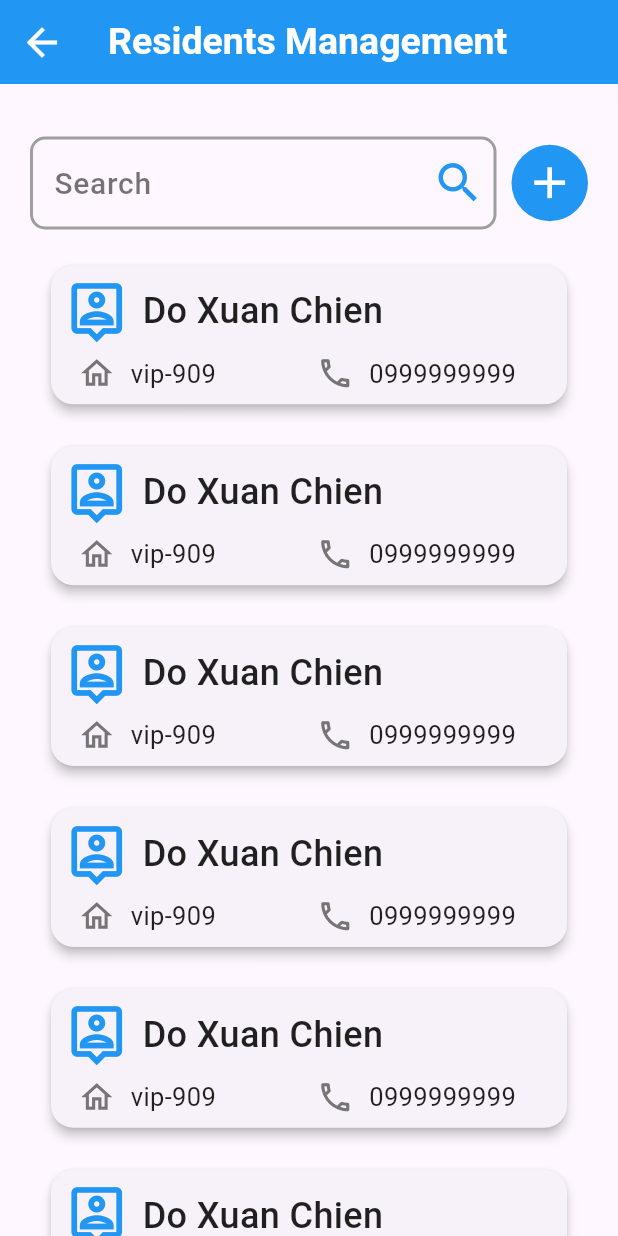
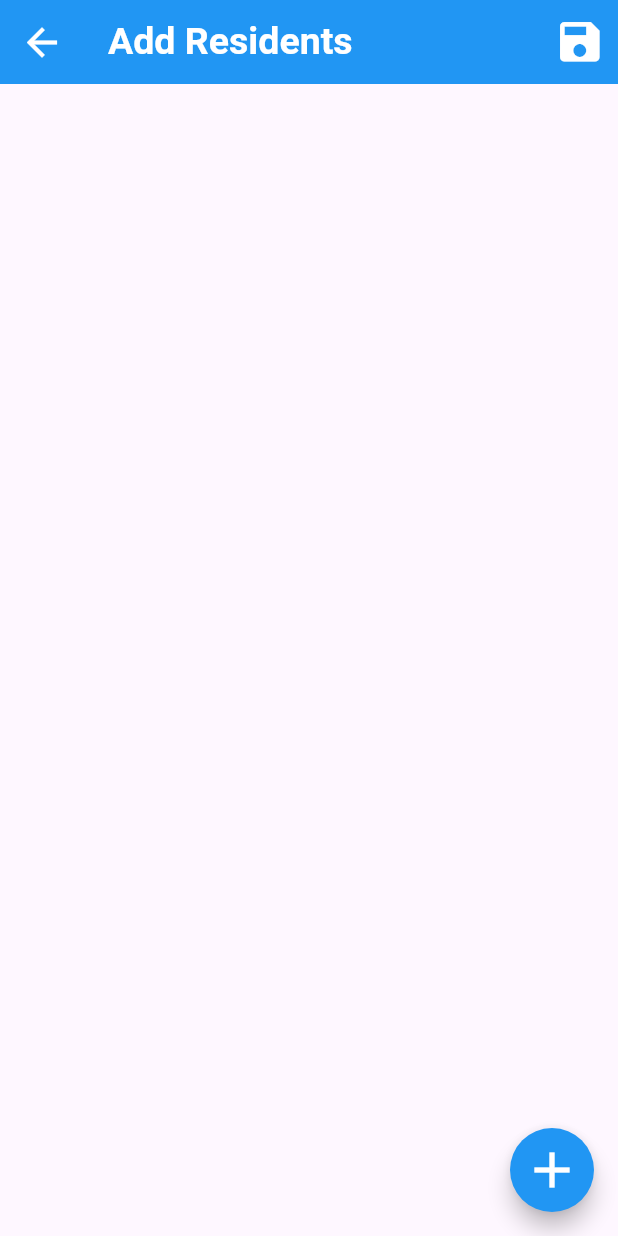
Before and after one commit to nguyenhoangviethung/Apartment-Management, a Flutter app: the screen it shows after launch, after a tap on the "add" icon, on a phone screen of 412 x 824 dp. Run offline on Flutter 3.47's test engine with Material 3 defaults, Android fonts, the phone set to English and light mode, and no system bars.

Commit message:
thêm add_resident
màn hình này để thêm các resident mới

```diff
--- a/frontend/lib/main.dart
+++ b/frontend/lib/main.dart
@@ -2,6 +2,7 @@ import 'package:flutter/material.dart';
 import 'package:frontend/View/Authentication/forgot_password.dart';
 import 'package:frontend/View/Authentication/login.dart';
 import 'package:frontend/View/Authentication/register.dart';
+import 'package:frontend/view/home/admin_management/residents_management/add_residents/add_residents.dart';
 import 'package:frontend/view/home/admin_management/residents_management/residents_management.dart';
 
 void main() {
@@ -13,5 +14,12 @@ void main() {
   //     )
   // );
   //  runApp(const ForgotPassword());
-   runApp(const ResidentsManagement());
+  //  runApp(const ResidentsManagement());
+   runApp(
+       const MaterialApp(
+          debugShowCheckedModeBanner: false,
+          home: ResidentsManagement(),
+       )
+   );
+  //  runApp(const AddResidents());
 }
--- a/frontend/lib/view/home/admin_management/residents_management/add_residents/add_residents.dart
+++ b/frontend/lib/view/home/admin_management/residents_management/add_residents/add_residents.dart
@@ -0,0 +1,112 @@
+import 'package:flutter/material.dart';
+import 'package:frontend/view/home/admin_management/residents_management/common/add_footer.dart';
+import 'package:frontend/view/home/admin_management/residents_management/common/resident_card.dart';
+import 'package:frontend/view/home/admin_management/residents_management/common/resident_items.dart';
+import 'package:frontend/view/home/admin_management/residents_management/residents_management.dart';
+
+class AddResidents extends StatefulWidget {
+  const AddResidents({super.key});
+
+  @override
+  State<AddResidents> createState() => _AddResidentsState();
+}
+
+class _AddResidentsState extends State<AddResidents> {
+  final List<ResidentItems> items = [];
+
+  void handleAddActivity(String name) {
+    final newItem = ResidentItems(name: name, dob: '', idNumber: '',
+        age: '', status: '', room: '', phoneNumber: '');
+    setState(() {
+      items.add(newItem);
+    });
+  }
+
+  void handleDeleteActivity(String id) {
+    setState(() {
+    });
+  }
+
+  @override
+  Widget build(BuildContext context) {
+    return GestureDetector(
+      onTap: () {
+        FocusScope.of(context).unfocus();
+      },
+      child: Scaffold(
+        appBar: AppBar(
+          backgroundColor: Colors.blue,
+          title: const Text(
+            'Add Residents',
+            style: TextStyle(
+              fontSize: 25,
+              color: Colors.white,
+              fontWeight: FontWeight.bold,
+            ),
+          ),
+          leading: Builder(
+              builder: (context) {
+                return IconButton(
+                  icon: const Icon(
+                    Icons.arrow_back,
+                    size: 30,
+                    color: Colors.white,
+                  ),
+                  onPressed: () {
+                    Navigator.push(
+                      context,
+                      MaterialPageRoute(builder: (context) => const ResidentsManagement()),
+                    );
+                  },
+                );
+              }
+          ),
+          actions: [
+            IconButton(
+              icon: const Icon(
+                Icons.save,
+                size: 35,
+                color: Colors.white,
+              ),
+              onPressed: () {
+                print('Save button pressed');
+              },
+            ),
+          ],
+        ),
+
+        body: SingleChildScrollView(
+          padding: const EdgeInsets.symmetric(
+            vertical: 25,
+            horizontal: 30,
+          ),
+          child: Column(
+            children: items.map((item) => const ResidentCard(name: 'name', dob: 'dob', idNumber: 'idNumber',
+                age: 'age', status: 'status', room: 'room', phoneNumber: 'phoneNumber')).toList(),
+          ),
+
+
+        ),
+        floatingActionButton: FloatingActionButton(
+          onPressed: () {
+            showModalBottomSheet(
+                context: context, builder: (
+                BuildContext context) {
+              return AddFooter(addActivity: handleAddActivity,);
+            }
+            );
+          },
+          backgroundColor: Colors.blue,
+          shape: RoundedRectangleBorder(
+            borderRadius: BorderRadius.circular(90),
+          ),
+          child: const Icon(
+            Icons.add,
+            color: Colors.white,
+            size: 40,
+          ),
+        ),
+      ),
+    );
+  }
+}
--- /dev/null
+++ b/frontend/lib/view/home/admin_management/residents_management/common/resident_items.dart
@@ -0,0 +1,19 @@
+class ResidentItems {
+  final String name;
+  final String dob;
+  final String idNumber;
+  final String age;
+  final String status;
+  final String room;
+  final String phoneNumber;
+
+  const ResidentItems({
+    required this.name,
+    required this.dob,
+    required this.idNumber,
+    required this.age,
+    required this.status,
+    required this.room,
+    required this.phoneNumber,
+  });
+}
--- a/frontend/lib/view/home/admin_management/residents_management/residents_management.dart
+++ b/frontend/lib/view/home/admin_management/residents_management/residents_management.dart
@@ -1,5 +1,6 @@
 import 'package:flutter/material.dart';
 import 'package:frontend/View/Home/main_home.dart';
+import 'package:frontend/view/home/admin_management/residents_management/add_residents/add_residents.dart';
 import 'package:frontend/view/home/admin_management/residents_management/common/resident_card.dart';
 
 class ResidentsManagement extends StatefulWidget {
@@ -12,9 +13,7 @@ class ResidentsManagement extends StatefulWidget {
 class _ResidentsManagementState extends State<ResidentsManagement> {
   @override
   Widget build(BuildContext context) {
-    return MaterialApp(
-      debugShowCheckedModeBanner: false,
-      home: GestureDetector(
+    return  GestureDetector(
       onTap: () {
         FocusScope.of(context).unfocus();
       },
@@ -107,6 +106,10 @@ class _ResidentsManagementState extends State<ResidentsManagement> {
                           icon: const Icon(Icons.add, color: Colors.white, size: 35),
                           onPressed: () {
                             print('Button Add pressed!');
+                            Navigator.push(
+                              context,
+                              MaterialPageRoute(builder: (context) => const AddResidents()),
+                            );
                           },
                         ),
                       ),
@@ -136,7 +139,6 @@ class _ResidentsManagementState extends State<ResidentsManagement> {
           ),
         ),
       ),
-      ),
     );
   }
 }
```
Also changed, not shown: frontend/lib/view/home/admin_management/residents_management/common/add_footer.dart (added, +122 -0 lines). Lines whose indentation alone changed are shown as unchanged.
